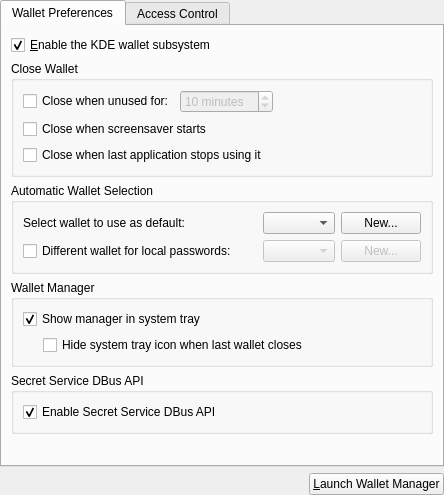
The window that src/konfigurator/walletconfigwidget.ui (KDE/kwalletmanager) describes before a commit, drawn with Qt 5.
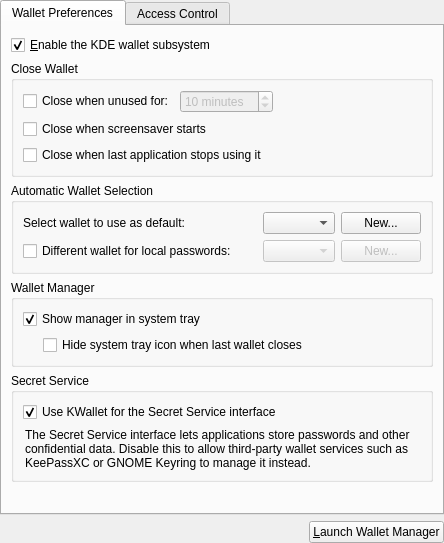
The same window after the commit.

Commit message:
Rename option to disable Secret Service to make it more user-friendly
Currently, the option is full of technical jargon and there's no way users can
know what the option does unless they have previous technical knowledge about it
or do a web search for what it means. That's bad from a UX perspective.

As far as end-users are concerned, disabling that option allows third-party
services like KeePassXC to work. So, to make the option more user-friendly,
simplify the option's name and add a description below.

Closes #3

What changed in the file:
```diff
--- a/src/konfigurator/walletconfigwidget.ui
+++ b/src/konfigurator/walletconfigwidget.ui
@@ -260,19 +260,32 @@
        <item>
         <widget class="QGroupBox" name="groupBox5">
          <property name="title">
-          <string>Secret Service DBus API</string>
+          <string>Secret Service</string>
          </property>
          <layout class="QVBoxLayout">
           <item>
            <widget class="QCheckBox" name="_secretServiceAPI">
             <property name="text">
-             <string>Enable Secret Service DBus API</string>
+             <string>Use KWallet for the Secret Service interface</string>
             </property>
             <property name="checked">
              <bool>true</bool>
             </property>
            </widget>
           </item>
+          <item>
+           <widget class="QLabel" name="label">
+            <property name="text">
+             <string>The Secret Service interface lets applications store passwords and other confidential data. Disable this to allow third-party wallet services such as KeePassXC or GNOME Keyring to manage it instead.</string>
+            </property>
+            <property name="wordWrap">
+             <bool>true</bool>
+            </property>
+            <property name="indent">
+             <number>2</number>
+            </property>
+           </widget>
+          </item>
           <item>
            <spacer>
             <property name="orientation">
```
